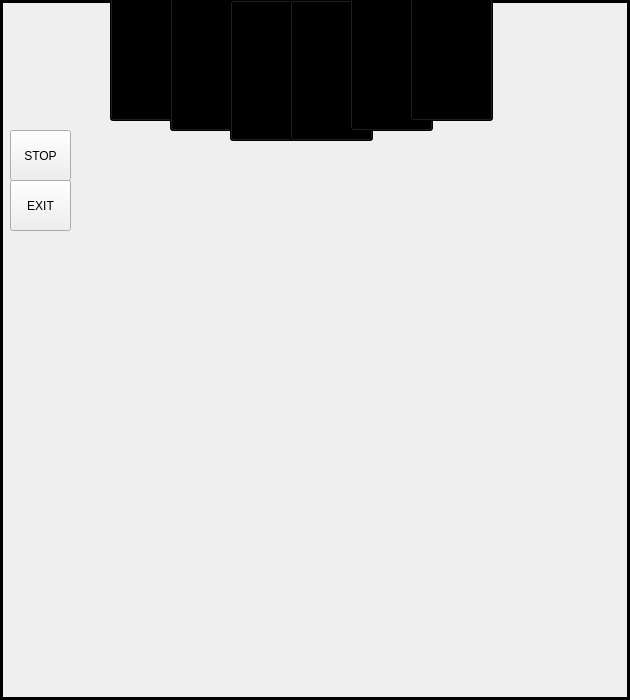
The window that SkullKing/client.ui (faezehghiasi/SkullKing_Game) describes before a commit, drawn with Qt 5.
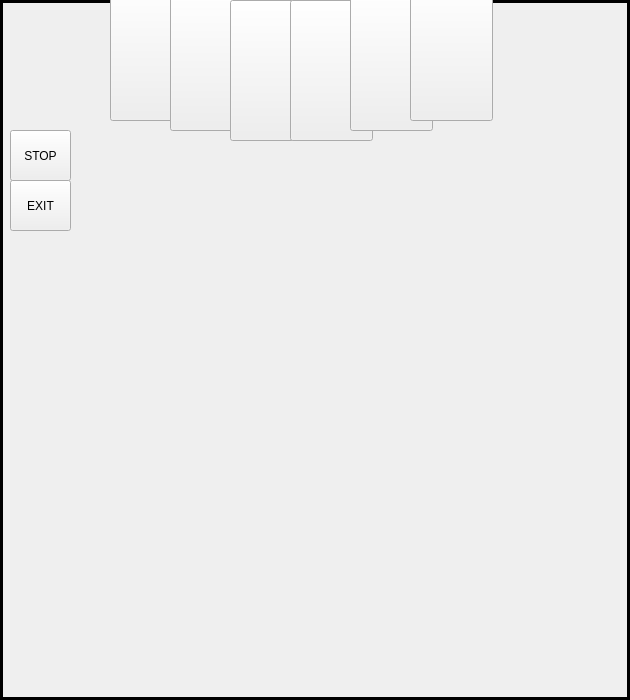
The same window after the commit. Icons and pictures are not drawn.

Commit message: ready read of server and client chenged

```diff
--- a/SkullKing/client.ui
+++ b/SkullKing/client.ui
@@ -58,8 +58,7 @@
       </rect>
      </property>
      <property name="styleSheet">
-      <string notr="true">image: url(:/resource/jomjome.png);
-background-color: rgb(0, 0, 0);</string>
+      <string notr="true">border-image: url(:/resource/poshtCard.jpg);</string>
      </property>
      <property name="text">
       <string/>
@@ -75,8 +74,7 @@
       </rect>
      </property>
      <property name="styleSheet">
-      <string notr="true">image: url(:/resource/jomjome.png);
-background-color: rgb(0, 0, 0);</string>
+      <string notr="true">border-image: url(:/resource/poshtCard.jpg);</string>
      </property>
      <property name="text">
       <string/>
@@ -92,8 +90,8 @@
       </rect>
      </property>
      <property name="styleSheet">
-      <string notr="true">image: url(:/resource/jomjome.png);
-background-color: rgb(0, 0, 0);</string>
+      <string notr="true">border-image: url(:/resource/poshtCard.jpg);
+</string>
      </property>
      <property name="text">
       <string/>
@@ -109,8 +107,7 @@
       </rect>
      </property>
      <property name="styleSheet">
-      <string notr="true">image: url(:/resource/jomjome.png);
-background-color: rgb(0, 0, 0);</string>
+      <string notr="true">border-image: url(:/resource/poshtCard.jpg);</string>
      </property>
      <property name="text">
       <string/>
@@ -126,8 +123,7 @@
       </rect>
      </property>
      <property name="styleSheet">
-      <string notr="true">image: url(:/resource/jomjome.png);
-background-color: rgb(0, 0, 0);</string>
+      <string notr="true">border-image: url(:/resource/poshtCard.jpg);</string>
      </property>
      <property name="text">
       <string/>
@@ -143,8 +139,7 @@
       </rect>
      </property>
      <property name="styleSheet">
-      <string notr="true">image: url(:/resource/jomjome.png);
-background-color: rgb(0, 0, 0);</string>
+      <string notr="true">border-image: url(:/resource/poshtCard.jpg);</string>
      </property>
      <property name="text">
       <string/>
```
The commit also changes 6 other files.
